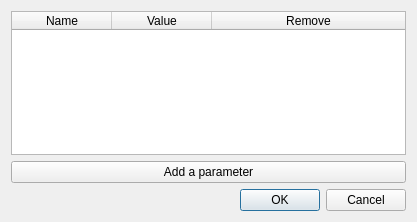
Old version of the form gui/scriptparametersdialog.ui in the repository Jmgr/actiona.
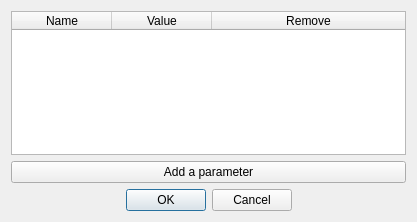
New version of the form. Icons and pictures are not drawn.

```diff
--- a/gui/scriptparametersdialog.ui
+++ b/gui/scriptparametersdialog.ui
@@ -73,6 +73,9 @@
      <property name="standardButtons">
       <set>QDialogButtonBox::Cancel|QDialogButtonBox::Ok</set>
      </property>
+     <property name="centerButtons">
+      <bool>true</bool>
+     </property>
     </widget>
    </item>
   </layout>
```
Left out of the diff: 12 changed lines with no effect on the pictures.
